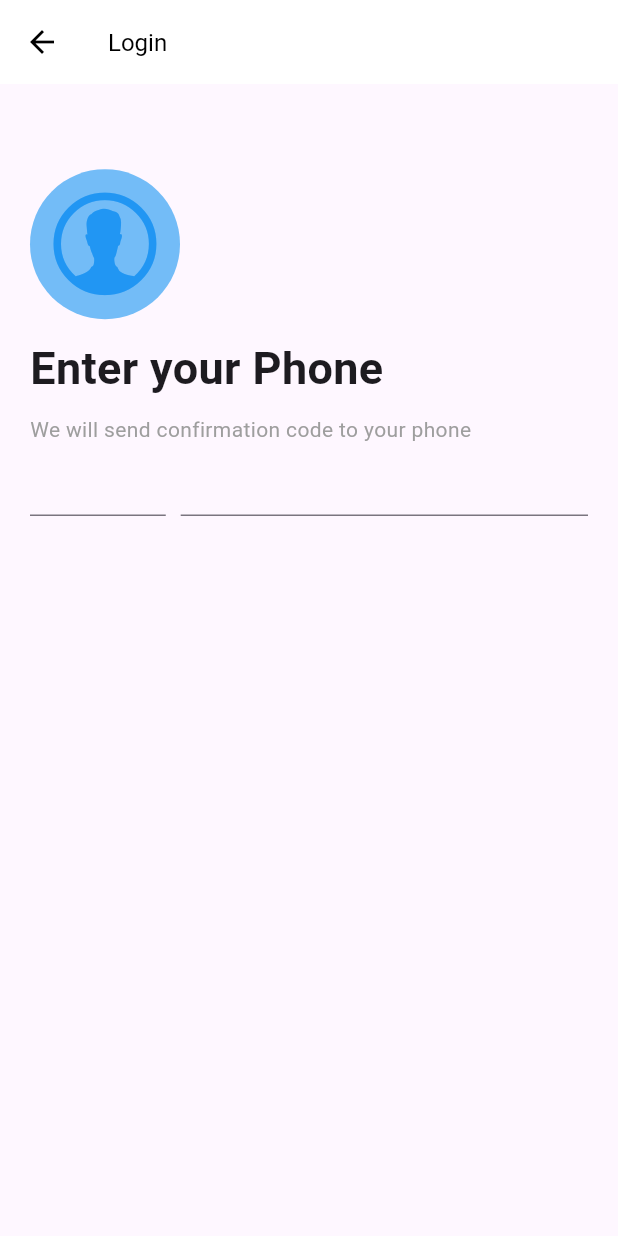
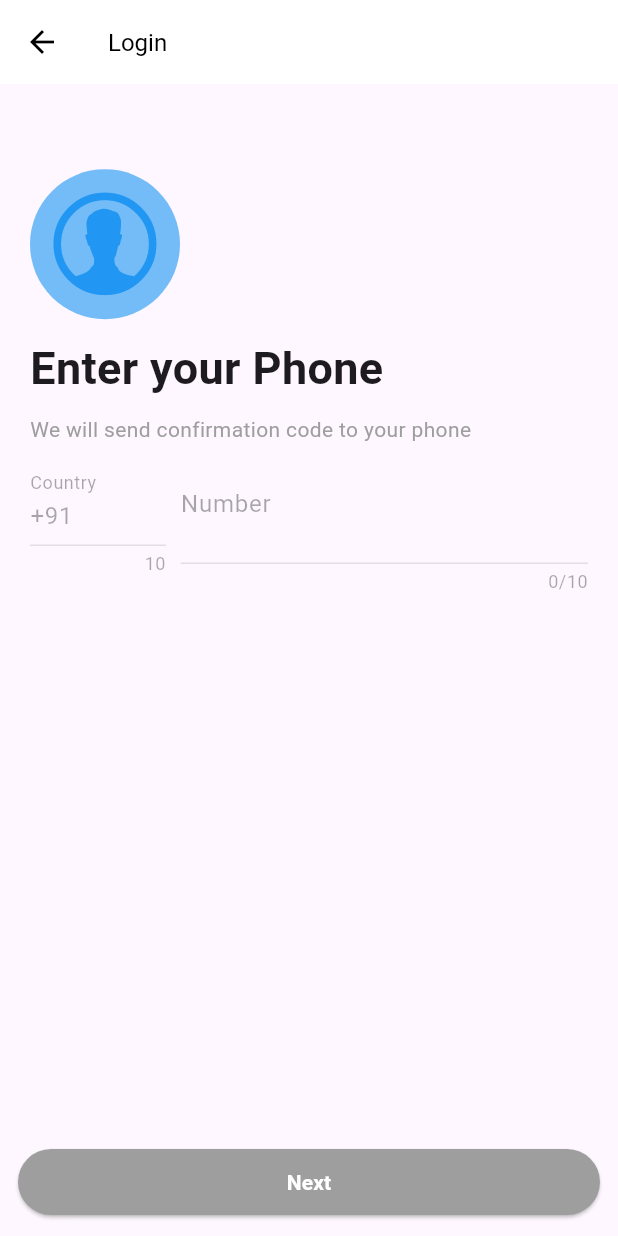
Before and after one commit to nikitabhutani/EmpowerU, a Flutter app: the PhoneAuthScreen screen opened by its route, on a phone screen of 412 x 824 dp. Run offline on Flutter 3.47's test engine with Material 2 defaults, Android fonts, the phone set to English and light mode, and no system bars; our stand-ins replace animated_splash_screen, page_transition, sign_in_button.

Commit message:
done 33:00

```diff
--- a/empower_u/lib/screens/authentication/phone_authentication.dart
+++ b/empower_u/lib/screens/authentication/phone_authentication.dart
@@ -3,13 +3,50 @@ import 'package:empower_u/screens/size_configs.dart';
 import 'package:flutter/cupertino.dart';
 import 'package:flutter/material.dart';
 
-class PhoneAuthScreen extends StatelessWidget {
+class PhoneAuthScreen extends StatefulWidget {
   static const String id = 'phone-auth-screen';
   const PhoneAuthScreen({super.key});
 
   @override
+  State<PhoneAuthScreen> createState() => _PhoneAuthScreenState();
+}
+
+class _PhoneAuthScreenState extends State<PhoneAuthScreen> {
+  bool validate = false;
+  var countryCodeController = TextEditingController(text: '+91');
+  var phoneNumberController = TextEditingController();
+
+  //alert dialog
+  showAlertDialog(BuildContext context) {
+    AlertDialog alert = AlertDialog(
+      content: Row(
+        children: [
+          CircularProgressIndicator(
+            valueColor: AlwaysStoppedAnimation<Color>(Colors.blue),
+          ),
+          SizedBox(
+            width: 8,
+          ),
+          Text("Please Wait"),
+        ],
+      ),
+    );
+    showDialog(
+        barrierDismissible: false,
+        context: context,
+        builder: (BuildContext context) {
+          return alert;
+        });
+  }
+
+  phoneAuthentication(number) {
+    print(number);
+  }
+
+  @override
   Widget build(BuildContext context) {
     SizeConfig().init(context);
+
     return Scaffold(
       appBar: AppBar(
         backgroundColor: Colors.white,
@@ -54,16 +91,84 @@ class PhoneAuthScreen extends StatelessWidget {
             ),
             Row(
               children: [
-                Expanded(flex: 1, child: TextFormField()),
+                Expanded(
+                  flex: 1,
+                  child: TextFormField(
+                    controller: countryCodeController,
+                    enabled: false,
+                    decoration: InputDecoration(
+                      labelText: 'Country',
+                      counterText: '10',
+                    ),
+                  ),
+                ),
                 SizedBox(
                   width: getProportionateScreenWidth(10),
                 ),
-                Expanded(flex: 3, child: TextFormField()),
+                Expanded(
+                    flex: 3,
+                    child: TextFormField(
+                      onChanged: (value) {
+                        if (value.length == 10) {
+                          setState(() {
+                            validate = true;
+                          });
+                        }
+                        if (value.length < 10) {
+                          setState(() {
+                            validate = false;
+                          });
+                        }
+                      },
+                      autofocus: true,
+                      maxLength: 10,
+                      textAlignVertical: TextAlignVertical.bottom,
+                      keyboardType: TextInputType.phone,
+                      controller: phoneNumberController,
+                      enabled: false,
+                      decoration: InputDecoration(
+                        // counterText: '$counterText/10',
+                        // counterStyle: TextStyle(fontSize: 10),
+                        contentPadding: EdgeInsets.only(bottom: 20, top: 20),
+                        labelText: 'Number',
+                        hintText: "Enter your Phone number",
+                        hintStyle: TextStyle(fontSize: 10, color: Colors.grey),
+                      ),
+                    )),
               ],
             )
           ],
         ),
       ),
+      bottomNavigationBar: SafeArea(
+        child: Padding(
+          padding: const EdgeInsets.all(12.0),
+          child: AbsorbPointer(
+            absorbing: validate ? false : true,
+            child: ElevatedButton(
+              style: ButtonStyle(
+                backgroundColor: validate
+                    ? MaterialStateProperty.all(Theme.of(context).primaryColor)
+                    : MaterialStateProperty.all(Colors.grey),
+              ),
+              onPressed: () {
+                String number =
+                    '${countryCodeController.text}${phoneNumberController.text}';
+                showAlertDialog(context);
+                phoneAuthentication(number);
+              },
+              child: Padding(
+                padding: const EdgeInsets.all(12.0),
+                child: Text(
+                  "Next",
+                  style: TextStyle(
+                      color: Colors.white, fontWeight: FontWeight.w600),
+                ),
+              ),
+            ),
+          ),
+        ),
+      ),
     );
   }
 }
```
